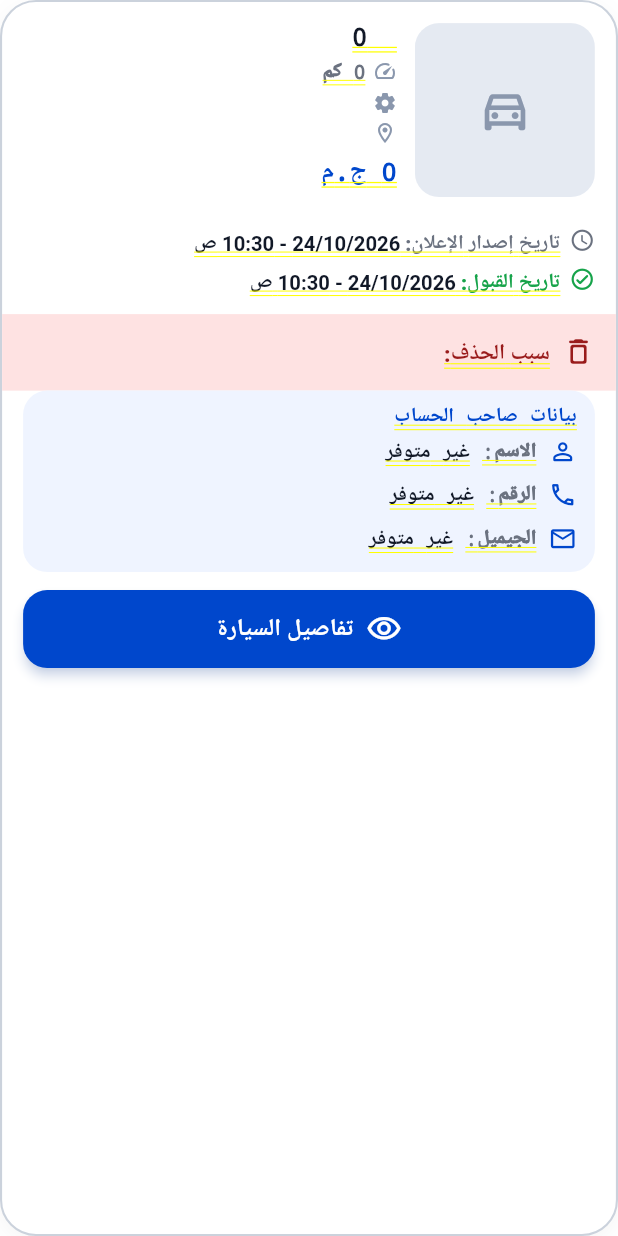
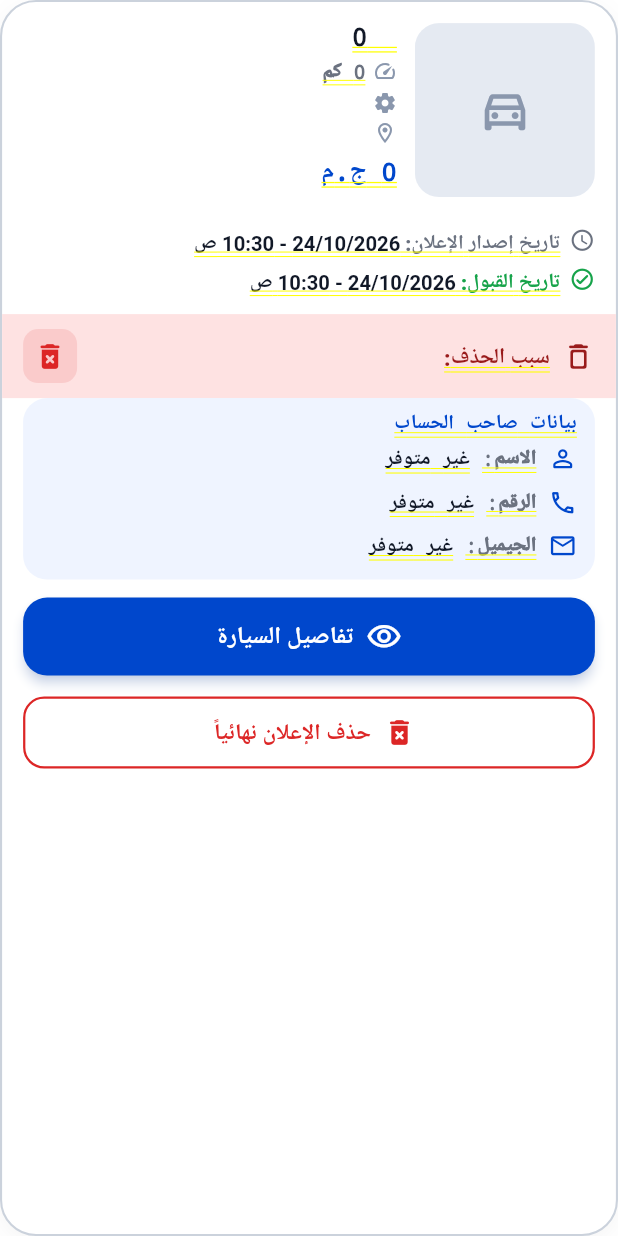
Before and after one commit to caryappeg-app/CARY, a Flutter app: the _ManagedAdCard screen opened directly with empty values, on a phone screen of 412 x 824 dp. Run offline on Flutter 3.47's test engine with Material 3 defaults, Android fonts, the phone set to English and light mode, and no system bars; our stand-ins replace app_links, cached_network_image, dio, flutter_bloc, flutter_local_notifications, flutter_secure_storage and 3 more; missing offline and left inert: flutter_displaymode; accounts and stored records are empty; Roboto replaces fonts that are missing (Tajawal).

Commit message:
feat(ads): add permanent delete button with trash can icon for deleted ads

```diff
--- a/lib/features/ads/presentation/pages/ads_management_page.dart
+++ b/lib/features/ads/presentation/pages/ads_management_page.dart
@@ -393,9 +393,8 @@ class _ManagedAdCardState extends State<_ManagedAdCard> {
           if (_isDeleted)
             Container(
               color: AppColors.errorBg,
-              padding: const EdgeInsets.all(14),
+              padding: const EdgeInsets.symmetric(horizontal: 14, vertical: 10),
               child: Row(
-                crossAxisAlignment: CrossAxisAlignment.start,
                 children: [
                   Icon(Icons.delete_outline_rounded,
                       color: AppColors.errorText, size: 22),
@@ -418,6 +417,29 @@ class _ManagedAdCardState extends State<_ManagedAdCard> {
                       style: const TextStyle(fontSize: 14.5, height: 1.6),
                     ),
                   ),
+                  const SizedBox(width: 6),
+                  Tooltip(
+                    message: 'حذف نهائي',
+                    child: Material(
+                      color: Colors.transparent,
+                      child: InkWell(
+                        onTap: () => _confirmPurge(context, ad),
+                        borderRadius: BorderRadius.circular(10),
+                        child: Container(
+                          padding: const EdgeInsets.all(7),
+                          decoration: BoxDecoration(
+                            color: AppColors.error.withValues(alpha: 0.12),
+                            borderRadius: BorderRadius.circular(10),
+                          ),
+                          child: Icon(
+                            Icons.delete_forever_rounded,
+                            color: AppColors.error,
+                            size: 22,
+                          ),
+                        ),
+                      ),
+                    ),
+                  ),
                 ],
               ),
             ),
@@ -436,7 +458,7 @@ class _ManagedAdCardState extends State<_ManagedAdCard> {
                   backgroundColor: AppColors.blue,
                   foregroundColor: Colors.white,
                   elevation: 3,
-                  shadowColor: AppColors.blue.withOpacity(0.35),
+                  shadowColor: AppColors.blue.withValues(alpha: 0.35),
                   shape: RoundedRectangleBorder(
                       borderRadius: BorderRadius.circular(16)),
                 ),
@@ -456,6 +478,34 @@ class _ManagedAdCardState extends State<_ManagedAdCard> {
               ),
             ),
           ),
+
+          // حذف نهائي (للإعلانات المحذوفة)
+          if (_isDeleted)
+            Padding(
+              padding: const EdgeInsets.fromLTRB(14, 0, 14, 14),
+              child: SizedBox(
+                height: 48,
+                child: OutlinedButton.icon(
+                  onPressed: () => _confirmPurge(context, ad),
+                  icon: Icon(Icons.delete_forever_rounded,
+                      color: AppColors.error, size: 22),
+                  label: Text(
+                    'حذف الإعلان نهائياً',
+                    style: TextStyle(
+                      fontSize: 15,
+                      fontWeight: FontWeight.w800,
+                      color: AppColors.error,
+                    ),
+                  ),
+                  style: OutlinedButton.styleFrom(
+                    side: BorderSide(color: AppColors.error, width: 1.5),
+                    shape: RoundedRectangleBorder(
+                      borderRadius: BorderRadius.circular(14),
+                    ),
+                  ),
+                ),
+              ),
+            ),
 
           // تعديل / حذف (لكل الإعلانات اللي لسه ما اتحذفتش)
           if (!_isDeleted)
@@ -687,6 +737,69 @@ class _ManagedAdCardState extends State<_ManagedAdCard> {
         behavior: SnackBarBehavior.floating,
         shape: RoundedRectangleBorder(borderRadius: BorderRadius.circular(12)),
       ));
+  }
+
+  /// حذف نهائي للإعلان من سلة المحذوفات ومن السيرفر
+  Future<void> _confirmPurge(BuildContext context, MyAd ad) async {
+    final ok = await showDialog<bool>(
+      context: context,
+      builder: (ctx) => AlertDialog(
+        backgroundColor: AppColors.surface,
+        shape: RoundedRectangleBorder(borderRadius: BorderRadius.circular(20)),
+        title: Row(
+          children: [
+            Icon(Icons.warning_amber_rounded, color: AppColors.error, size: 28),
+            const SizedBox(width: 8),
+            const Text('حذف نهائي للإعلان',
+                style: TextStyle(fontSize: 18, fontWeight: FontWeight.w800)),
+          ],
+        ),
+        content: Text(
+          'هل أنت متأكد من حذف إعلان "${ad.title}" نهائياً من سلة المحذوفات؟ سيتم مسح بيانات الإعلان تماماً ولا يمكن التراجع عن هذا الإجراء.',
+          style:
+              TextStyle(fontSize: 14.5, color: AppColors.subtitle, height: 1.4),
+        ),
+        actions: [
+          TextButton(
+            onPressed: () => Navigator.of(ctx).pop(false),
+            child: Text('إلغاء',
+                style: TextStyle(
+                    fontSize: 15,
+                    fontWeight: FontWeight.w700,
+                    color: AppColors.subtitle)),
+          ),
+          ElevatedButton(
+            onPressed: () => Navigator.of(ctx).pop(true),
+            style: ElevatedButton.styleFrom(
+              backgroundColor: AppColors.error,
+              foregroundColor: Colors.white,
+              shape: RoundedRectangleBorder(
+                  borderRadius: BorderRadius.circular(12)),
+            ),
+            child: const Text('حذف نهائي',
+                style: TextStyle(fontSize: 15, fontWeight: FontWeight.w800)),
+          ),
+        ],
+      ),
+    );
+
+    if (ok == true && context.mounted) {
+      final messenger = ScaffoldMessenger.of(context);
+      await AdsStore.instance.purgePermanently(ad.id);
+      if (context.mounted) {
+        messenger
+          ..hideCurrentSnackBar()
+          ..showSnackBar(SnackBar(
+            content: const Text('تم حذف الإعلان نهائياً بنجاح',
+                style: TextStyle(
+                    color: Colors.white, fontWeight: FontWeight.bold)),
+            backgroundColor: AppColors.dark,
+            behavior: SnackBarBehavior.floating,
+            shape: RoundedRectangleBorder(
+                borderRadius: BorderRadius.circular(12)),
+          ));
+      }
+    }
   }
 
   void _openDetails(BuildContext context, MyAd ad) {
```
Also changed, not shown: lib/features/ads/data/ads_remote.dart (+12 -0 lines), lib/screens/ads_store.dart (+11 -0 lines).
